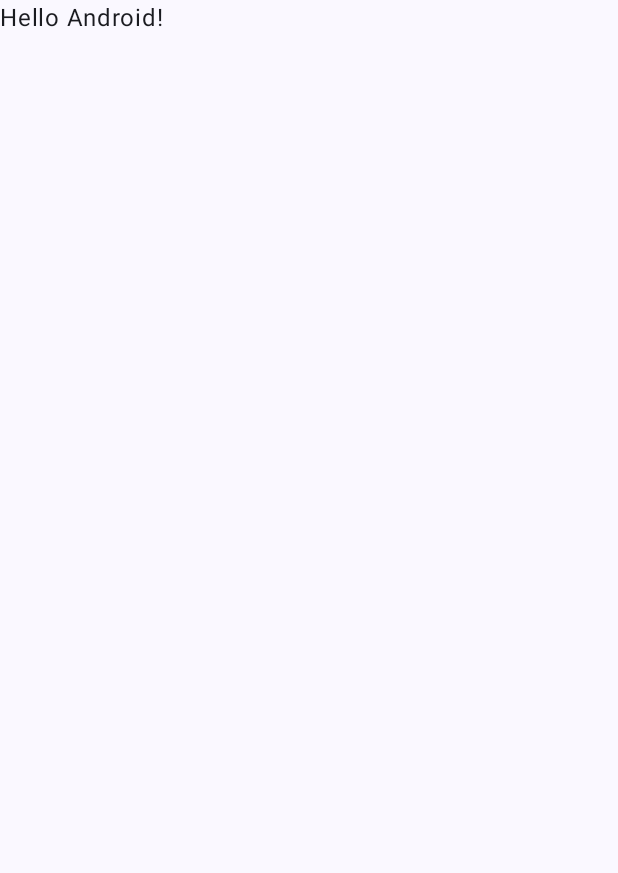
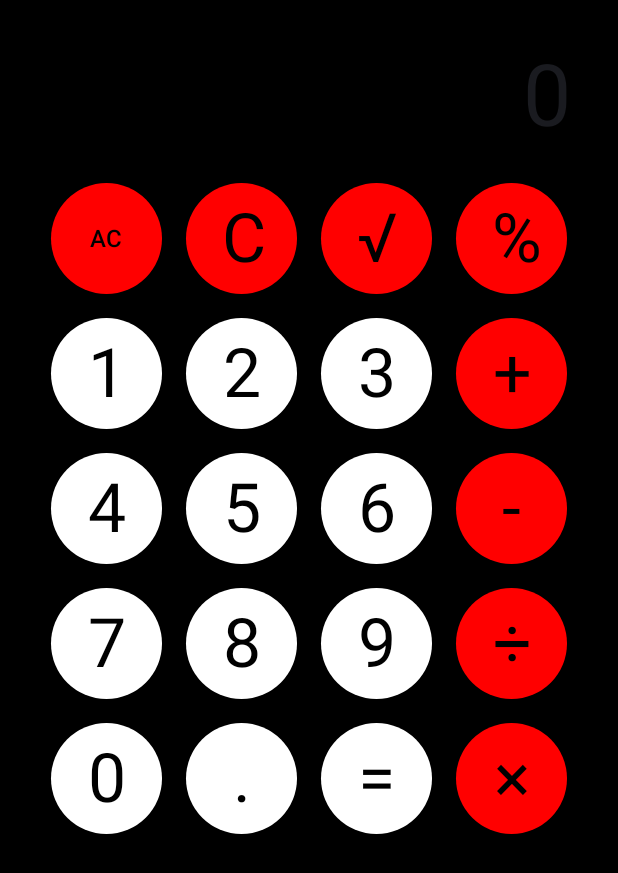
Before and after one commit to David123car7/AndroidProjectsCollection, an Android app built with Jetpack Compose: the screen it shows after launch (MainActivity), on a phone screen of 412 x 824 dp. Before the commit the part shown is almost empty. Shown: the top 873 px of the screen. Run offline under Robolectric (Android 15) with nearby library versions, the phone set to English and light mode, and no system bars.

Commit message:
Add calculator UI and logic components
Introduced CalculatorBrain for calculation logic, CalculatorButton for reusable button UI, and CalculatorView for the main calculator interface using Jetpack Compose. Updated MainActivity to display CalculatorView and removed the default Greeting composable.

```diff
--- /dev/null
+++ b/Calculator/app/src/main/java/com/david/calculator/CalculatorButton.kt
@@ -0,0 +1,35 @@
+package com.david.calculator
+
+import androidx.compose.foundation.background
+import androidx.compose.foundation.layout.padding
+import androidx.compose.foundation.layout.size
+import androidx.compose.material3.Button
+import androidx.compose.material3.ButtonColors
+import androidx.compose.material3.ButtonDefaults
+import androidx.compose.material3.MaterialTheme
+import androidx.compose.material3.Text
+import androidx.compose.runtime.Composable
+import androidx.compose.ui.Modifier
+import androidx.compose.ui.graphics.Color
+import androidx.compose.ui.tooling.preview.Preview
+import androidx.compose.ui.unit.dp
+
+@Composable
+fun CalculatorButton(modifier: Modifier = Modifier, onButtonPressed: (String) -> Unit, isOperation: Boolean, label: String){
+    Button(onClick = {onButtonPressed(label)},
+        modifier.size(90.dp).padding(8.dp),
+        colors = ButtonDefaults.buttonColors(if(isOperation) Color.Red else Color.White)){
+        Text(label,
+            style = if ( label.count()==1)
+                MaterialTheme.typography.displayMedium else
+                MaterialTheme.typography.titleMedium,
+            color = Color.Black
+        )
+    }
+}
+
+@Composable
+@Preview
+fun CalculatorButtonPreview(modifier: Modifier = Modifier){
+    CalculatorButton(modifier = Modifier, onButtonPressed = {}, false,"1")
+}
--- /dev/null
+++ b/Calculator/app/src/main/java/com/david/calculator/CalculatorView.kt
@@ -0,0 +1,111 @@
+package com.david.calculator
+
+import android.util.Log
+import androidx.compose.foundation.layout.Box
+import androidx.compose.foundation.layout.Column
+import androidx.compose.foundation.layout.Row
+import androidx.compose.foundation.layout.fillMaxHeight
+import androidx.compose.foundation.layout.fillMaxSize
+import androidx.compose.foundation.layout.fillMaxWidth
+import androidx.compose.foundation.layout.padding
+import androidx.compose.material3.MaterialTheme
+import androidx.compose.material3.Text
+import androidx.compose.runtime.Composable
+import androidx.compose.runtime.mutableStateOf
+import androidx.compose.runtime.remember
+import androidx.compose.ui.Alignment
+import androidx.compose.ui.Modifier
+import androidx.compose.ui.text.style.TextAlign
+import androidx.compose.ui.tooling.preview.Preview
+import androidx.compose.runtime.getValue
+import androidx.compose.runtime.setValue
+import androidx.compose.ui.unit.dp
+
+@Composable
+fun CalculatorView(modifier: Modifier = Modifier){
+
+    var displayText by remember { mutableStateOf("0") }
+
+    val calculatorBrain by remember {  mutableStateOf(CalculatorBrain()) }
+    var doingOperation by remember {  mutableStateOf(false) }
+
+
+    val onDigitPressed: (String) -> Unit = { digit ->
+        if(doingOperation){
+            displayText = ""
+            doingOperation = false
+        }
+
+        if(displayText == "0")
+            displayText = digit;
+        else{
+            displayText += digit
+        }
+
+        Log.d("Calculator", "Digit pressed: $digit")
+    }
+
+    val onOperationPressed: (String) -> Unit = { operation ->
+        if(!doingOperation){
+            calculatorBrain.InsertNumber(displayText)
+            displayText = operation
+            displayText = calculatorBrain.DoOperation(operation)
+
+            Log.d("Calculator", "Operation pressed: $operation")
+
+            doingOperation = true
+        }
+    }
+
+    Box(modifier
+        .fillMaxSize()
+        .padding(all = 15.dp)){
+        Column(modifier.fillMaxSize(), horizontalAlignment = Alignment.CenterHorizontally) {
+            Row(){
+                Text(modifier = Modifier
+                    .padding(16.dp)
+                    .fillMaxWidth(),
+                    text = displayText,
+                    textAlign = TextAlign.End,
+                    style = MaterialTheme.typography.displayLarge
+                )
+            }
+            Row(){
+                CalculatorButton(modifier, onButtonPressed = onOperationPressed, true, "AC")
+                CalculatorButton(modifier, onButtonPressed = onOperationPressed, true, "C")
+                CalculatorButton(modifier, onButtonPressed = onOperationPressed, true, "√")
+                CalculatorButton(modifier, onButtonPressed = onOperationPressed, true, "%")
+            }
+            Row() {
+                CalculatorButton(modifier, onButtonPressed = onDigitPressed, false, "1")
+                CalculatorButton(modifier, onButtonPressed = onDigitPressed, false, "2")
+                CalculatorButton(modifier, onButtonPressed = onDigitPressed, false, "3")
+                CalculatorButton(modifier, onButtonPressed = onOperationPressed, true, "+")
+            }
+            Row() {
+                CalculatorButton(modifier, onButtonPressed = onDigitPressed, false, "4")
+                CalculatorButton(modifier, onButtonPressed = onDigitPressed, false, "5")
+                CalculatorButton(modifier, onButtonPressed = onDigitPressed, false, "6")
+                CalculatorButton(modifier, onButtonPressed = onOperationPressed, true, "-")
+            }
+            Row() {
+                CalculatorButton(modifier, onButtonPressed = onDigitPressed, false, "7")
+                CalculatorButton(modifier, onButtonPressed = onDigitPressed, false, "8")
+                CalculatorButton(modifier, onButtonPressed = onDigitPressed, false, "9")
+                CalculatorButton(modifier, onButtonPressed = onOperationPressed, true, "÷")
+            }
+            Row() {
+                CalculatorButton(modifier, onButtonPressed = onDigitPressed, false, "0")
+                CalculatorButton(modifier, onButtonPressed = onDigitPressed, false, ".")
+                CalculatorButton(modifier, onButtonPressed = onDigitPressed, false, "=")
+                CalculatorButton(modifier, onButtonPressed = onOperationPressed , true, "×")
+            }
+        }
+    }
+}
+
+@Composable
+@Preview
+fun CalculatorPreview(){
+    CalculatorView()
+}
--- a/Calculator/app/src/main/java/com/david/calculator/MainActivity.kt
+++ b/Calculator/app/src/main/java/com/david/calculator/MainActivity.kt
@@ -4,12 +4,14 @@ import android.os.Bundle
 import androidx.activity.ComponentActivity
 import androidx.activity.compose.setContent
 import androidx.activity.enableEdgeToEdge
+import androidx.compose.foundation.background
 import androidx.compose.foundation.layout.fillMaxSize
 import androidx.compose.foundation.layout.padding
 import androidx.compose.material3.Scaffold
 import androidx.compose.material3.Text
 import androidx.compose.runtime.Composable
 import androidx.compose.ui.Modifier
+import androidx.compose.ui.graphics.Color
 import androidx.compose.ui.tooling.preview.Preview
 import com.david.calculator.ui.theme.CalculatorTheme
 
@@ -20,28 +22,10 @@ class MainActivity : ComponentActivity() {
         setContent {
             CalculatorTheme {
                 Scaffold(modifier = Modifier.fillMaxSize()) { innerPadding ->
-                    Greeting(
-                        name = "Android",
-                        modifier = Modifier.padding(innerPadding)
-                    )
+                    CalculatorView(modifier = Modifier.padding(innerPadding)
+                        .background(color = Color.Black))
                 }
             }
         }
     }
 }
-
-@Composable
-fun Greeting(name: String, modifier: Modifier = Modifier) {
-    Text(
-        text = "Hello $name!",
-        modifier = modifier
-    )
-}
-
-@Preview(showBackground = true)
-@Composable
-fun GreetingPreview() {
-    CalculatorTheme {
-        Greeting("Android")
-    }
-}
```
Also changed, not shown: Calculator/app/src/main/java/com/david/calculator/CalculatorBrain.kt (added, +36 -0 lines).
